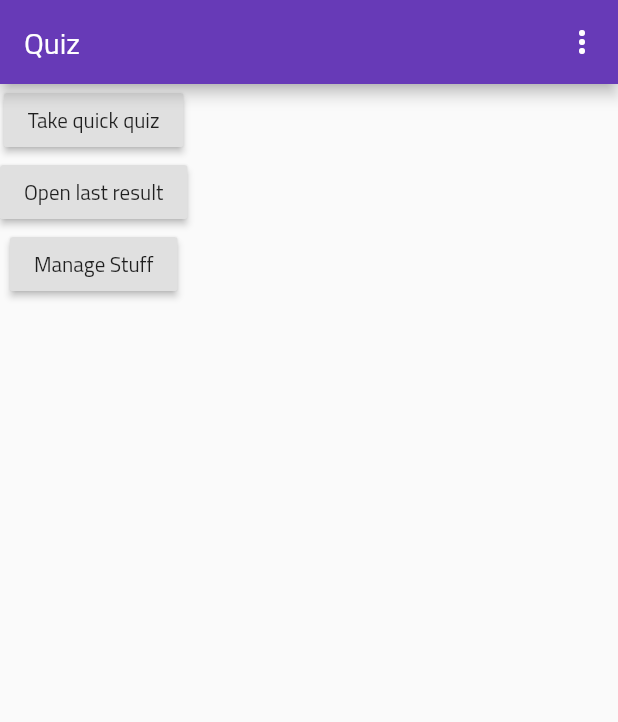
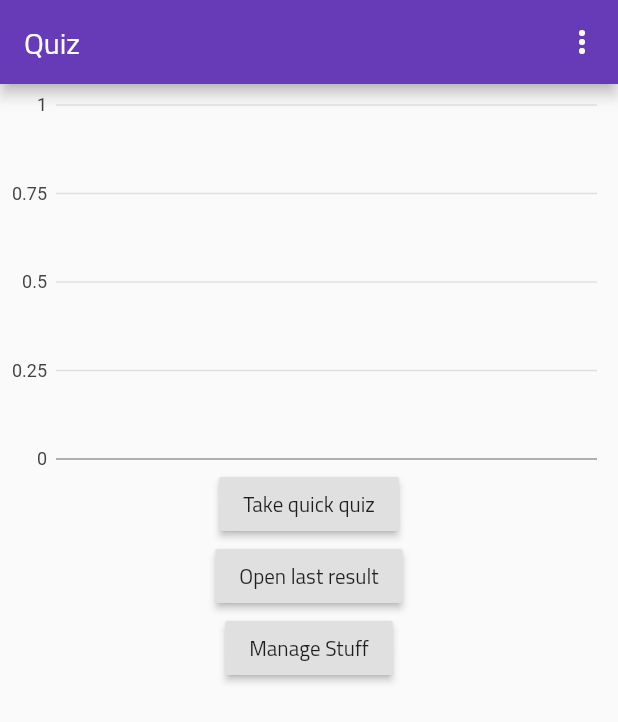
Before and after one commit to Digolodollarz/quiz-flutter, a Flutter app: the screen it shows once a user with an empty profile is signed in, on a phone screen of 412 x 824 dp. Shown: the top 722 px of the screen. Run offline on Flutter 3.47's test engine with Material 2 defaults, Android fonts, the phone set to English and light mode, and no system bars; our stand-ins replace cached_network_image, charts_flutter, cloud_firestore, firebase_analytics, firebase_auth, firebase_core; accounts and stored records are empty; generated files the repository leaves out were written again.

Commit message:
:lol Do it fasss

```diff
--- a/lib/src/home/home.dart
+++ b/lib/src/home/home.dart
@@ -6,5 +6,6 @@ import 'package:provider/provider.dart';
 import 'package:quiz/src/auth/auth.dart';
 import 'package:quiz/src/abhishek_xidas/sensor_screens/sensor_setup.dart';
 import 'package:quiz/src/quiz/quiz.dart';
+import 'package:charts_flutter/flutter.dart' as charts;
 
 part 'home.page.dart';
--- a/lib/src/home/home.page.dart
+++ b/lib/src/home/home.page.dart
@@ -30,12 +30,27 @@ class _HomePageState extends State<HomePage> {
           ),
         ],
       ),
-      body: Container(
+      body: Consumer<QuizController>(builder: (context, quizController, child) {
+        print(quizController.historyData);
+        return Container(
           child: Column(
             children: [
               Visibility(
                 child: LinearProgressIndicator(),
                 visible: Provider.of<QuizController>(context).loading,
+              ),
+              Container(
+                height: 256,
+                child: charts.BarChart(
+                  quizController.getHistoryGraph(),
+                  animate: true,
+                  defaultRenderer: new charts.BarRendererConfig(
+                      // By default, bar renderer will draw rounded bars with a constant
+                      // radius of 100.
+                      // To not have any rounded corners, use [NoCornerStrategy]
+                      // To change the radius of the bars, use [ConstCornerStrategy]
+                      cornerStrategy: const charts.ConstCornerStrategy(8)),
+                ),
               ),
               RaisedButton(
                 onPressed: () => random(context),
@@ -51,7 +66,8 @@ class _HomePageState extends State<HomePage> {
               ),
             ],
           ),
-      ),
+        );
+      }),
     );
   }
 
--- a/lib/src/quiz/quiz.controller.dart
+++ b/lib/src/quiz/quiz.controller.dart
@@ -5,6 +5,12 @@ class QuizController with ChangeNotifier {
   final uuid = FirebaseAuth.instance.currentUser.uid;
 
   bool loading = false;
+
+  List<Quiz> historyData = [];
+
+  QuizController() {
+    this.fetchHistoric();
+  }
 
   generateQuiz() async {
     this.loading = true;
@@ -16,7 +22,9 @@ class QuizController with ChangeNotifier {
           .toList();
       _lQs.shuffle();
       final quizQuestions = _lQs.take(25);
-      for (var question in quizQuestions) {
+
+      await Future.wait(quizQuestions.map((question) async {
+        print('Started waiting');
         List<Option> options =
             await _db.collection('questions/${question.id}/options').get().then(
                   (snap) => snap.docs
@@ -29,21 +37,17 @@ class QuizController with ChangeNotifier {
         for (int i = 0; i < options.length; i++)
           options[i].option = ['A', 'B', 'C', 'D'][i];
         question.answers = options;
-
-        print(question);
-        options.forEach(print);
-      }
+        print('Finished waiting');
+        return;
+      }));
 
       final now = DateTime.now().millisecondsSinceEpoch;
-      //final quiz = await
-      _db.doc('users/$uuid/quizzes/$now').set({'created': now});
-
-      // await Future.wait(quizQuestions.map((e) {
-      //   return _db.doc('users/tester/quizzes/$now/questions/${e.id}').set(e.toJson());
-      // }));
-      _db
-          .doc('users/$uuid/quizzes/$now')
-          .set({'questions': quizQuestions.map((e) => e.toJson()).toList()});
+      _db.doc('users/$uuid/quizzes/$now').set(
+        {
+          'created': DateTime.now().toIso8601String(),
+          'questions': quizQuestions.map((e) => e.toJson()).toList(),
+        },
+      );
       return 'users/$uuid/quizzes/$now';
     } catch (e) {
       print(e);
@@ -61,8 +65,6 @@ class QuizController with ChangeNotifier {
   }
 
   save(Quiz quiz, String path) async {
-    print("About to now");
-
     quiz.total = quiz.questions.length;
     quiz.correct = 0;
     quiz.questions.forEach((question) {
@@ -76,9 +78,38 @@ class QuizController with ChangeNotifier {
         quiz.completed = false;
       }
     });
-
-    await _db.doc(path).update(quiz.toMap());
-    print('Saved');
+    _db.doc(path).update(quiz.toMap());
     return;
   }
+
+  fetchHistoric() async {
+    final uuid = FirebaseAuth.instance.currentUser.uid;
+    final historicSnapshots = _db
+        .collection('users/$uuid/quizzes')
+        .orderBy('id')
+        .limit(5)
+        .snapshots();
+    historicSnapshots.listen((snap) {
+      final data = snap.docs.map<Quiz>((e) {
+        final quiz = Quiz.fromSnapshot(e);
+        return quiz;
+      });
+      this.historyData = data.toList();
+      this.notifyListeners();
+    });
+  }
+
+  List<charts.Series<Quiz, String>> getHistoryGraph() {
+    return [
+      charts.Series<Quiz, String>(
+          id: 'Previous results',
+          data: this.historyData,
+          domainFn: (quiz, _) => quiz.created.toString(),
+          measureFn: (quiz, _) => quiz.correct,
+          colorFn: (quiz, _) =>
+              ((quiz.correct ?? 0) / (quiz.total ?? 25)) > 0.88
+                  ? charts.MaterialPalette.green.shadeDefault
+                  : charts.MaterialPalette.yellow.shadeDefault)
+    ];
+  }
 }
--- a/lib/src/quiz/quiz.model.dart
+++ b/lib/src/quiz/quiz.model.dart
@@ -45,6 +45,11 @@ class Quiz {
     final val = _$QuizToJson(this);
     val["updated"] = DateTime.now().toIso8601String();
     return val;
+  }
+
+  @override
+  String toString() {
+    return _$QuizToJson(this).toString();
   }
 }
 
```
Lines whose indentation alone changed are shown as unchanged.
